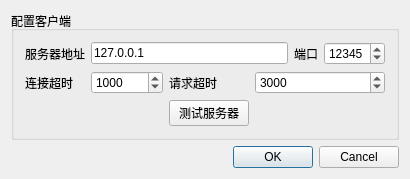
This is Client/SetConfig.ui in FangCunWuChang/Join-Class as Qt 5 draws it before an edit. The edited form follows.
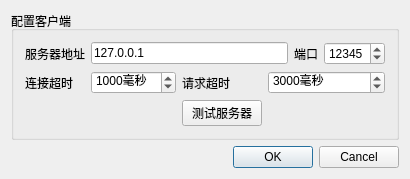
This is the edited form. Icons and pictures are not drawn.

```diff
--- a/Client/SetConfig.ui
+++ b/Client/SetConfig.ui
@@ -60,6 +60,9 @@
           <verstretch>0</verstretch>
          </sizepolicy>
         </property>
+        <property name="suffix">
+         <string>毫秒</string>
+        </property>
         <property name="maximum">
          <number>10000</number>
         </property>
@@ -89,6 +92,9 @@
           <verstretch>0</verstretch>
          </sizepolicy>
         </property>
+        <property name="suffix">
+         <string>毫秒</string>
+        </property>
         <property name="maximum">
          <number>10000</number>
         </property>
```
